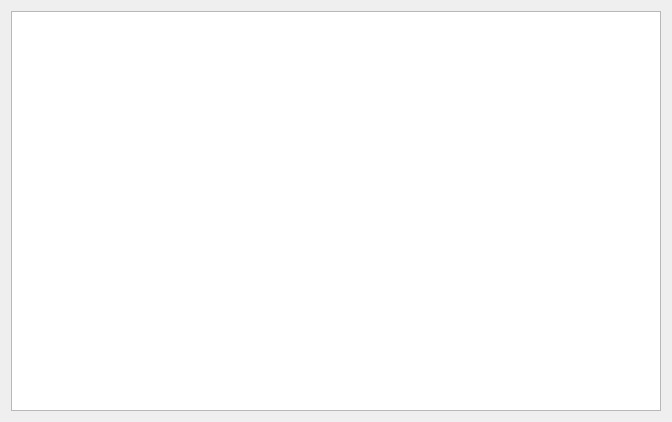
Old version of the form Client/FileSystemGridView.ui in the repository emanuelemanciuria96/CollaborativePad_ClientServerSystem.
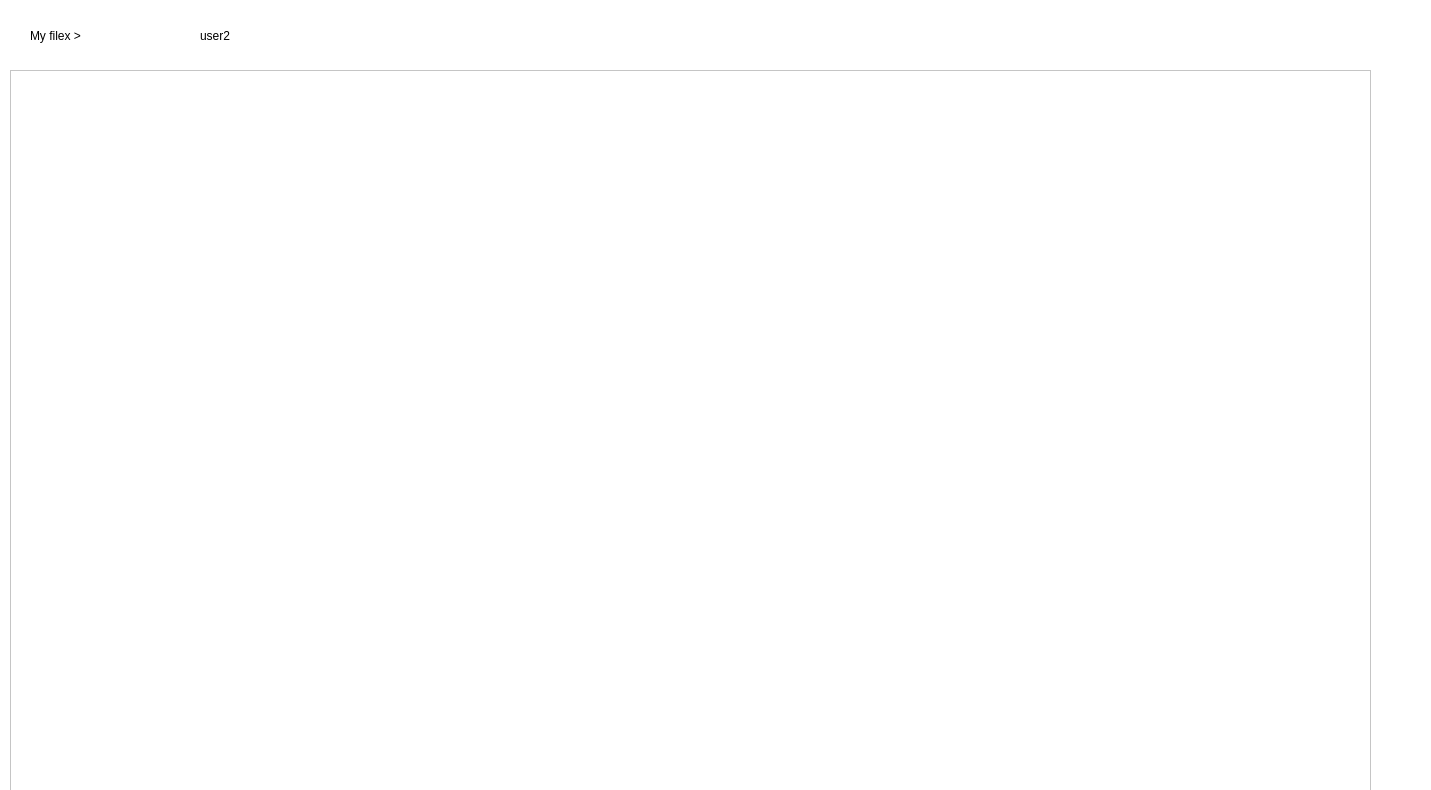
New version of the form.

Diff of the .ui file:
```diff
--- a/Client/FileSystemGridView.ui
+++ b/Client/FileSystemGridView.ui
@@ -6,18 +6,95 @@
    <rect>
     <x>0</x>
     <y>0</y>
-    <width>672</width>
-    <height>422</height>
+    <width>1431</width>
+    <height>790</height>
    </rect>
   </property>
   <property name="windowTitle">
    <string>Form</string>
   </property>
-  <layout class="QVBoxLayout" name="verticalLayout">
-   <item>
-    <widget class="QListWidget" name="listWidget"/>
-   </item>
-  </layout>
+  <property name="styleSheet">
+   <string notr="true">background-color: rgb(255, 255, 255);</string>
+  </property>
+  <widget class="QListWidget" name="listWidget">
+   <property name="geometry">
+    <rect>
+     <x>10</x>
+     <y>70</y>
+     <width>1361</width>
+     <height>741</height>
+    </rect>
+   </property>
+   <property name="styleSheet">
+    <string notr="true">background-color: rgb(255, 255, 255);
+</string>
+   </property>
+  </widget>
+  <widget class="QWidget" name="widget" native="true">
+   <property name="geometry">
+    <rect>
+     <x>20</x>
+     <y>20</y>
+     <width>895</width>
+     <height>31</height>
+    </rect>
+   </property>
+   <property name="styleSheet">
+    <string notr="true"/>
+   </property>
+   <widget class="QLabel" name="label_2">
+    <property name="geometry">
+     <rect>
+      <x>180</x>
+      <y>0</y>
+      <width>511</width>
+      <height>31</height>
+     </rect>
+    </property>
+    <property name="minimumSize">
+     <size>
+      <width>51</width>
+      <height>0</height>
+     </size>
+    </property>
+    <property name="maximumSize">
+     <size>
+      <width>561</width>
+      <height>16777215</height>
+     </size>
+    </property>
+    <property name="styleSheet">
+     <string notr="true">font: 75 16pt &quot;Consolas&quot;;
+color: rgb(0, 0, 0);</string>
+    </property>
+    <property name="text">
+     <string>user2</string>
+    </property>
+   </widget>
+   <widget class="QLabel" name="label">
+    <property name="geometry">
+     <rect>
+      <x>10</x>
+      <y>0</y>
+      <width>161</width>
+      <height>31</height>
+     </rect>
+    </property>
+    <property name="maximumSize">
+     <size>
+      <width>161</width>
+      <height>16777215</height>
+     </size>
+    </property>
+    <property name="styleSheet">
+     <string notr="true">font: 75 16pt &quot;Consolas&quot;;
+color: rgb(0, 0, 0);</string>
+    </property>
+    <property name="text">
+     <string>My filex &gt;</string>
+    </property>
+   </widget>
+  </widget>
  </widget>
  <resources/>
  <connections/>
```
